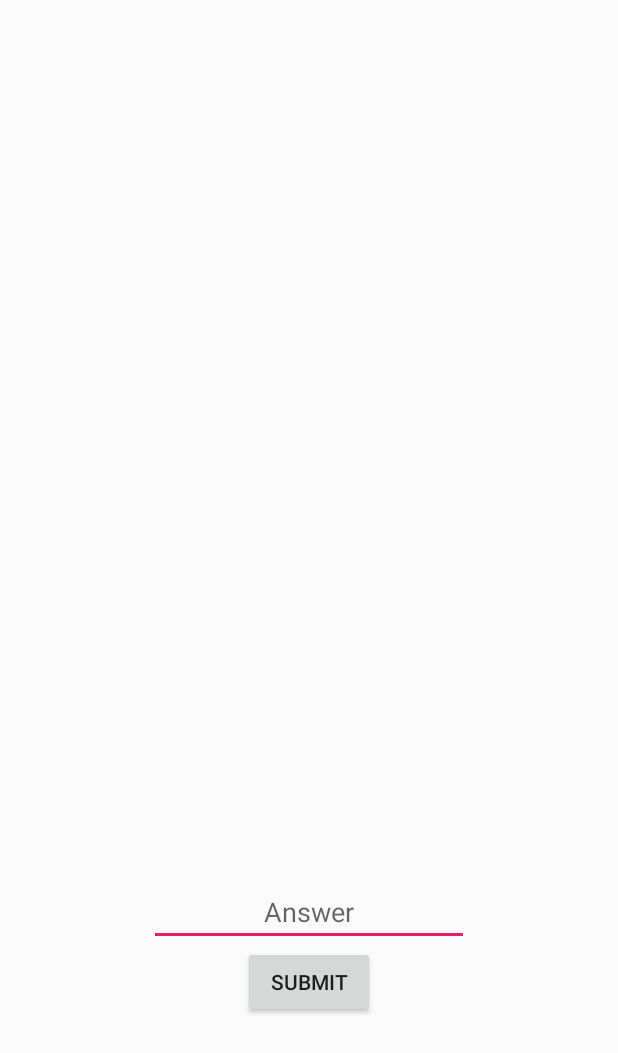
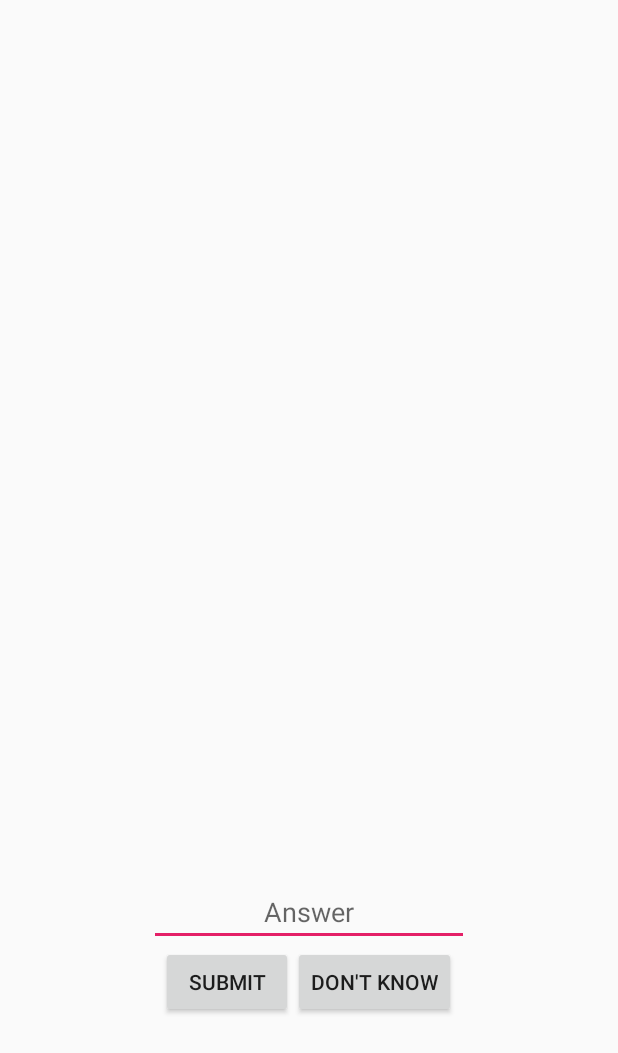
Before and after one commit to gfudim/math-is-fun, an Android app: the SearchPage screen opened directly, with no data from a screen before it, on a phone screen of 412 x 824 dp. Shown: the top 1053 px of the screen. Run offline under Robolectric (Android 15) with nearby library versions, the phone set to English and light mode, and no system bars; our stand-ins replace Firebase (no records; nobody signed in at launch, a user with empty details on screens opened directly); libraries missing offline, so code that uses them is left out: io.paperdb, net.yslibrary.android; 13 statements that could not run were skipped.

Commit message:
don't know button

```diff
--- a/app/src/main/java/com/example/guy/projectapp1/SearchPage.java
+++ b/app/src/main/java/com/example/guy/projectapp1/SearchPage.java
@@ -30,6 +30,7 @@ import static android.content.ContentValues.TAG;
 
 public class SearchPage extends Utils {
     TextView submit;
+    TextView dont_know;
     EditText answer;
     private DatabaseReference databaseUsers;
     Exercise exercise = user.getNextExercise();
@@ -41,14 +42,16 @@ public class SearchPage extends Utils {
     @Override
     protected void onCreate(Bundle savedInstanceState) {
         super.onCreate(savedInstanceState);
-        setContentView(R.layout.activity_train);
+        setContentView(R.layout.activity_search);
         submit = findViewById(R.id.SubmitBtn);
+        dont_know=findViewById(R.id.DontKnowBtn);
         answer = findViewById(R.id.InputEditText);
         updateView();
         showExercise(exercise);
         user.start_session_time = System.currentTimeMillis();
         UIUtil.showKeyboard(this,answer);
         Button submitBtn = (Button)submit; // save the button for reference
+        Button dontKnowBtn=(Button)dont_know;
         submitBtn.setOnClickListener(new View.OnClickListener() { // create a new event after pressing the button
              @Override
              public void onClick(View view) {
@@ -60,6 +63,13 @@ public class SearchPage extends Utils {
              }
          }
         );
+        dontKnowBtn.setOnClickListener(new View.OnClickListener() { // create a new event after pressing the button
+            @Override
+            public void onClick(View view) {
+                user_answer =  -1;
+                handleAnswer();
+            }
+        });
 
         answer.setOnEditorActionListener(new TextView.OnEditorActionListener() {
             public boolean onEditorAction(TextView v, int actionId, KeyEvent event) {
@@ -210,6 +220,7 @@ public class SearchPage extends Utils {
         Context context = LocaleHelper.setLocale(this, (String) Paper.book().read("language"));
         Resources resources = context.getResources();
         submit.setText(resources.getString(R.string.submit));
+        dont_know.setText(resources.getString(R.string.dont_know));
         answer.setHint(resources.getString(R.string.answer));
     }
 
--- a/app/src/main/res/layout/activity_search.xml
+++ b/app/src/main/res/layout/activity_search.xml
@@ -44,12 +44,26 @@
         android:inputType="number"
         android:textAlignment="center"
         android:onClick="time_for_answer_search"/>
+    <LinearLayout
+        android:layout_width="wrap_content"
+        android:layout_height="wrap_content"
+        android:orientation="horizontal"
+        android:layout_gravity="center">
+
+
     <Button
         android:id="@+id/SubmitBtn"
         android:layout_width="wrap_content"
         android:layout_height="wrap_content"
         android:layout_gravity="center"
         android:text="@string/submit"/>
+    <Button
+        android:id="@+id/DontKnowBtn"
+        android:layout_width="wrap_content"
+        android:layout_height="wrap_content"
+        android:layout_gravity="center"
+        android:text="@string/dont_know"/>
+    </LinearLayout>
     <View
         android:layout_width="0dp"
         android:layout_height="0dp"
--- a/app/src/main/res/values/strings.xml
+++ b/app/src/main/res/values/strings.xml
@@ -28,4 +28,5 @@
     <string name="Stats" translatable="false">Stats</string>
     <string name="well_done">Well Done!</string>
     <string name="more_work">You need to train a little more!</string>
+    <string name="dont_know">Don\'t Know</string>
 </resources>
```
